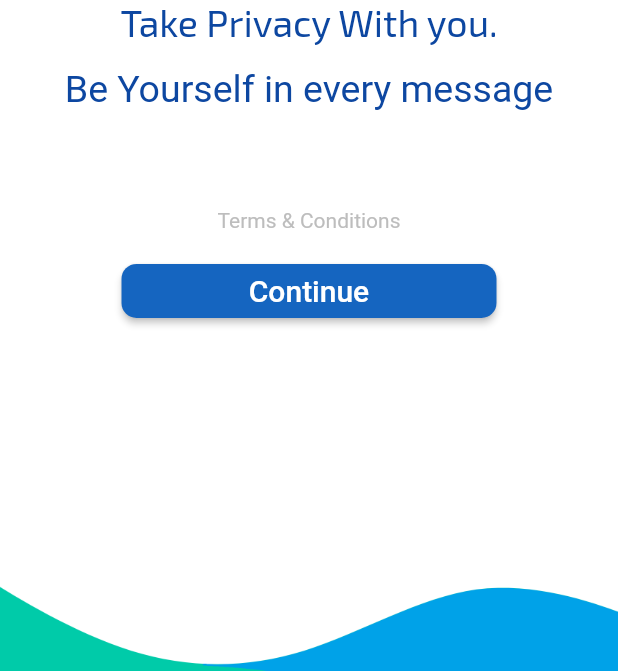
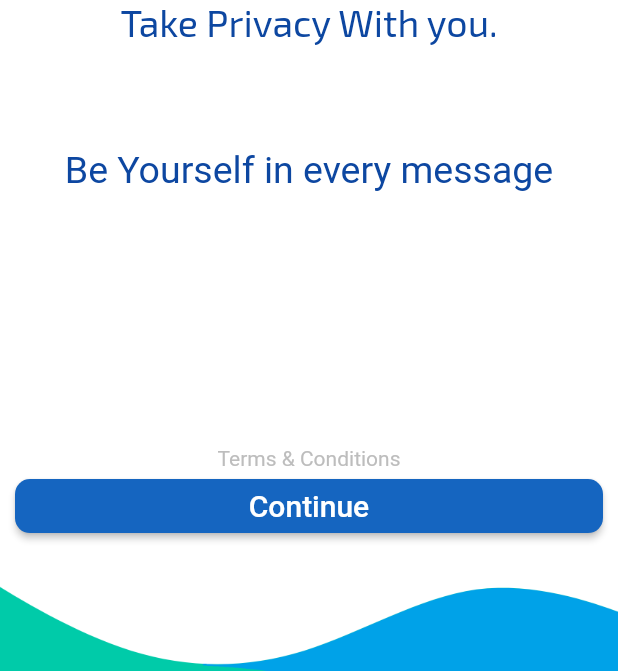
Before and after one commit to afsariq/Chat-App, a Flutter app: the screen it shows after launch, on a phone screen of 412 x 824 dp, the part 565-1236 px from its top. Run offline on Flutter 3.47's test engine with Material 2 defaults, Android fonts, the phone set to English and light mode, and no system bars; our stand-ins replace lite_rolling_switch, pin_code_fields.

Commit message:
Welcome screen layout fixed

```diff
--- a/lib/screens/Welcome/welcome_screen.dart
+++ b/lib/screens/Welcome/welcome_screen.dart
@@ -1,7 +1,6 @@
 import 'package:chat_App/screens/GetNumber/get_number_screen.dart';
 import 'package:flutter/material.dart';
 import 'package:url_launcher/url_launcher.dart';
-
 
 class WelcomeScreen extends StatelessWidget {
   @override
@@ -10,19 +9,14 @@ class WelcomeScreen extends StatelessWidget {
 
     return Scaffold(
       backgroundColor: Colors.white,
-        body: ListView(
+      body: Column(
         children: <Widget>[
-           Container(
-             height: MediaQuery.of(context).size.height*0.92,
-             color: Colors.white,
-
-
-          child: Column(
-            children:<Widget>[
-                 Column(
-                       children:<Widget>[
-              Image.asset("Assets/Images/logo1.png",width: 300,),
-               Text(
+          Image.asset(
+            "Assets/Images/logo1.png",
+            width: 300,
+          ),
+          Expanded(
+            child: Text(
               "Take Privacy With you.",
               textAlign: TextAlign.center,
               style: TextStyle(
@@ -33,8 +27,11 @@ class WelcomeScreen extends StatelessWidget {
                 color: Colors.blue[900],
               ),
             ),
-              SizedBox(height: 15),
-              Text(
+          ),
+          // SizedBox(height: 15),
+          Expanded(
+            flex: 2,
+            child: Text(
               "Be Yourself in every message",
               textAlign: TextAlign.center,
               style: TextStyle(
@@ -43,7 +40,8 @@ class WelcomeScreen extends StatelessWidget {
                 color: Colors.blue[900],
               ),
             ),
-              SizedBox(height: 65),
+          ),
+          // SizedBox(height: 65),
           GestureDetector(
               child: Text(
                 "Terms & Conditions",
@@ -61,9 +59,8 @@ class WelcomeScreen extends StatelessWidget {
                   throw 'Could not launch $url';
                 }
               }),
-              SizedBox(height: 15),
           SizedBox(
-                width: 250,
+            width: MediaQuery.of(context).size.width - 20,
             child: RaisedButton(
               shape: RoundedRectangleBorder(
                 borderRadius: BorderRadius.circular(10),
@@ -84,33 +81,18 @@ class WelcomeScreen extends StatelessWidget {
               color: Colors.blue[800],
             ),
           ),
-
-            ]
-          ),
-
-
-
-
-          ]),
-
-
-        ),
-
+          SizedBox(height: 20),
           Container(
-              height: MediaQuery.of(context).size.height*0.08,
-
-
+            height: MediaQuery.of(context).size.height * 0.08,
             decoration: BoxDecoration(
               image: DecorationImage(
                 image: AssetImage("Assets/Images/Capture.PNG"),
-
                 fit: BoxFit.cover,
               ),
             ),
-
-
           ),
-           ]  ),
+        ],
+      ),
     );
   }
 }
```
Lines whose indentation alone changed are shown as unchanged.
